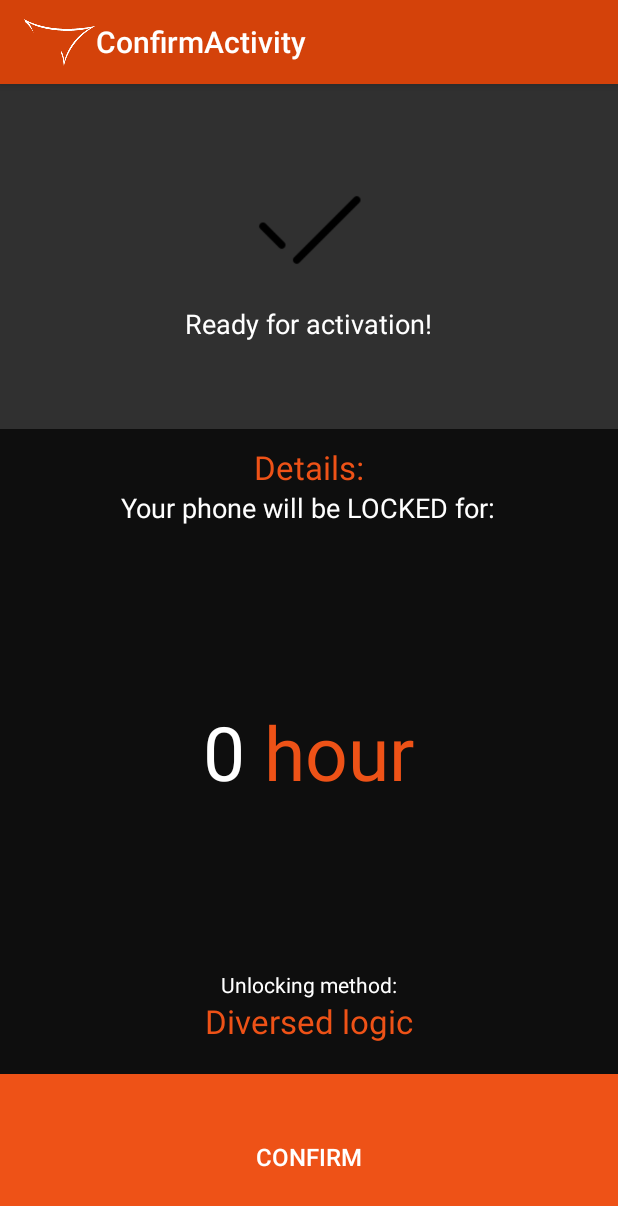
After one commit to sinystr/Drunkmaster, an Android app: the ConfirmActivity screen opened directly, with no data from a screen before it, on a phone screen of 412 x 824 dp. The commit adds this screen. Shown: the top 1206 px of the screen. Run offline under Robolectric (Android 15) with nearby library versions, the phone set to English and light mode, and no system bars.

Commit message:
Ready Confirm Screen

```diff
--- a/app/src/main/AndroidManifest.xml
+++ b/app/src/main/AndroidManifest.xml
@@ -29,6 +29,10 @@
             android:name=".TimeActivity"
             android:label="@string/title_activity_time" >
         </activity>
+        <activity
+            android:name=".ConfirmActivity"
+            android:label="@string/title_activity_confirm" >
+        </activity>
     </application>
 
 </manifest>
--- /dev/null
+++ b/app/src/main/java/bg/stoykov/drunk/drunkmaster/ConfirmActivity.java
@@ -0,0 +1,54 @@
+package bg.stoykov.drunk.drunkmaster;
+
+import android.content.SharedPreferences;
+import android.os.Bundle;
+import android.text.Html;
+import android.view.View;
+import android.widget.Button;
+import android.widget.TextView;
+import android.widget.Toast;
+
+
+public class ConfirmActivity extends DrunkenMasterActionBarActivity implements View.OnClickListener {
+
+    @Override
+    protected void onCreate(Bundle savedInstanceState) {
+        super.onCreate(savedInstanceState);
+        setContentView(R.layout.activity_confirm);
+
+        setupHoursConfirmText();
+        setupButtonListener();
+    }
+
+    protected int getHours(){
+         SharedPreferences pref = getSharedPreferences("Lock_info", 0);
+         return pref.getInt("hours", 0);
+
+
+    }
+
+    protected String getHoursWord(){
+        if(getHours() > 1){
+            return "hours";
+        }
+
+        return "hour";
+    }
+
+    protected void setupHoursConfirmText(){
+        TextView tv = (TextView)findViewById(R.id.tvConfirmActivityNHours);
+        String text = "<font color=#ffffff>" + getHours() + "</font> <font color=#ee5217>"+ getHoursWord() +"</font>";
+        tv.setText(Html.fromHtml(text));
+    }
+
+    protected void setupButtonListener(){
+        Button confirm = (Button)findViewById(R.id.btnConfirmActivityConfirm);
+        confirm.setOnClickListener(this);
+    }
+
+    @Override
+    public void onClick(View v) {
+        Toast selectApps = Toast.makeText(ConfirmActivity.this, "Confirmed!!", Toast.LENGTH_SHORT);
+        selectApps.show();
+    }
+}
--- /dev/null
+++ b/app/src/main/res/layout/activity_confirm.xml
@@ -0,0 +1,117 @@
+<LinearLayout xmlns:android="http://schemas.android.com/apk/res/android"
+    xmlns:tools="http://schemas.android.com/tools" android:layout_width="match_parent"
+    android:layout_height="match_parent"
+    android:orientation="vertical"
+    android:weightSum="5"
+    tools:context="bg.stoykov.drunk.drunkmaster.ConfirmActivity">
+
+    <RelativeLayout
+        android:layout_height="0dp"
+        android:layout_width="fill_parent"
+        android:layout_weight="1.5"
+        style="@style/greyTopLabel"
+        android:id="@+id/rlAppsActivityTopLabel">
+
+
+        <LinearLayout
+            android:orientation="vertical"
+            android:layout_width="wrap_content"
+            android:layout_height="wrap_content"
+            android:layout_centerVertical="true"
+            android:layout_centerHorizontal="true">
+
+
+            <ImageView
+                android:layout_width="80dp"
+                android:layout_height="80dp"
+                android:id="@+id/imageView2"
+                android:src="@drawable/confirmed"
+                android:layout_marginBottom="10dp"
+                android:layout_above="@+id/tvAppsActivityTopLabelText"
+                android:layout_centerHorizontal="true"
+                android:layout_gravity="center_horizontal" />
+
+            <TextView android:text="@string/confirm_label" android:layout_width="wrap_content"
+                android:layout_height="wrap_content"
+                android:id="@+id/tvAppsActivityTopLabelText"
+                style="@style/greyTopLabelText"/>
+
+        </LinearLayout>
+    </RelativeLayout>
+
+    <RelativeLayout
+        android:layout_width="match_parent"
+        android:layout_height="0dp"
+        android:id="@+id/llConfirmActivityMiddleContainer"
+        android:background="@color/dark_grey"
+        android:padding="5dp"
+        android:layout_weight="2.8"
+        >
+
+
+            <TextView
+                android:layout_width="wrap_content"
+                android:layout_height="wrap_content"
+                android:text="hours"
+                android:textSize="50sp"
+                android:id="@+id/tvConfirmActivityNHours"
+                android:layout_gravity="center_vertical"
+                android:layout_centerVertical="true"
+                android:layout_centerHorizontal="true" />
+
+
+            <TextView
+                android:layout_width="wrap_content"
+                android:layout_height="wrap_content"
+                android:text="Details:"
+                android:textSize="22sp"
+                android:layout_marginTop="5dp"
+                android:textColor="@color/light_orange"
+                android:id="@+id/textsView"
+                android:layout_gravity="center_horizontal"
+                android:layout_alignParentTop="true"
+                android:layout_centerHorizontal="true" />
+
+        <TextView
+            android:layout_width="wrap_content"
+            android:layout_height="wrap_content"
+            android:textAppearance="?android:attr/textAppearanceMedium"
+            android:textColor="@color/white"
+            android:text="@string/telephone_will_be_locked"
+            android:id="@+id/textView2"
+            android:layout_below="@+id/textsView"
+            android:layout_centerHorizontal="true" />
+
+        <TextView
+            android:layout_width="wrap_content"
+            android:layout_height="wrap_content"
+            android:textSize="22sp"
+            android:layout_marginBottom="15dp"
+            android:text="@string/unlocking_method"
+            android:id="@+id/tvConfirmActivityUnlockingMethodValue"
+            android:textColor="@color/light_orange"
+            android:layout_alignParentBottom="true"
+            android:layout_centerHorizontal="true" />
+
+        <TextView
+            android:layout_width="wrap_content"
+            android:layout_height="wrap_content"
+            android:text="@string/unlocking_method_label"
+            android:textColor="@color/white"
+            android:id="@+id/tvConfirmActivityUnlockingMethod"
+            android:layout_above="@+id/tvConfirmActivityUnlockingMethodValue"
+            android:layout_centerHorizontal="true" />
+
+
+    </RelativeLayout>
+
+
+    <Button
+        android:layout_width="fill_parent"
+        android:layout_height="0dp"
+        android:layout_weight="0.72"
+        style="@style/orangeButton"
+        android:text="@string/confirm_button"
+        android:id="@+id/btnConfirmActivityConfirm" />
+
+</LinearLayout>
--- a/app/src/main/res/layout/activity_home.xml
+++ b/app/src/main/res/layout/activity_home.xml
@@ -11,7 +11,7 @@
         android:layout_width="wrap_content"
         android:layout_height="wrap_content"
         android:src="@drawable/vomit"
-        android:id="@+id/ivHomeActivityVommit"
+        android:id="@+id/ivHomeActivityStickmanVommiting"
         android:layout_gravity="center_horizontal"
         android:layout_alignParentTop="true"
         android:layout_centerHorizontal="true"
@@ -37,6 +37,7 @@
         android:layout_marginBottom="20dp"
         android:id="@+id/tvHomeActivitySlogan"
         style="@style/orangeText"
+        android:textColor="@color/light_grey"
         android:layout_above="@+id/btnHomeActivityLock"
         android:layout_centerHorizontal="true" />
 
--- a/app/src/main/res/layout/app_item.xml
+++ b/app/src/main/res/layout/app_item.xml
@@ -39,6 +39,8 @@
             <CheckBox
                 android:layout_width="25dp"
                 android:layout_height="25dp"
+                android:layout_marginEnd="20dp"
+                android:layout_marginRight="20dp"
                 android:button="@android:color/transparent"
                 android:background="@drawable/radio"
                 android:id="@+id/cbAppItem"
--- a/app/src/main/res/values/dimens.xml
+++ b/app/src/main/res/values/dimens.xml
@@ -3,6 +3,9 @@
     <!-- Default screen margins, per the Android Design guidelines. -->
     <dimen name="activity_horizontal_margin">16dp</dimen>
     <dimen name="activity_vertical_margin">16dp</dimen>
+
+
+    <dimen name="device_padding">16dp</dimen>
 
     <dimen name="margin_medium">16dp</dimen>
     <dimen name="image_size">50dp</dimen>
--- a/app/src/main/res/values/strings.xml
+++ b/app/src/main/res/values/strings.xml
@@ -7,11 +7,19 @@
     <string name="title_activity_home">HomeActivity</string>
     <string name="application_title">Drunkmaster</string>
     <string name="lock">LOCK THE DEVICE</string>
-    <string name="slogan">Because one beer aint enough</string>
+    <string name="slogan">Because one beer ain\' enough</string>
     <string name="title_activity_apps">Applications</string>
     <string name="Apps_label">Choose Applications to be blocked</string>
     <string name="next_step">Next step</string>
     <string name="image"></string>
-    <string name="title_activity_time">TimeActivity</string>
+    <string name="title_activity_time">Choose block time</string>
+    <string name="time_label">Apps will be blocked for:</string>
+    <string name="title_activity_confirm">ConfirmActivity</string>
+    <string name="confirm_label">Ready for activation!</string>
+    <string name="confirm_button">Confirm</string>
+    <string name="telephone_will_be_locked">Your phone will be LOCKED for:</string>
+    <string name="hours">hour/s</string>
+    <string name="unlocking_method">Diversed logic</string>
+    <string name="unlocking_method_label">Unlocking method:</string>
 
 </resources>
```
Also changed, not shown: app/src/main/java/bg/stoykov/drunk/drunkmaster/AppsActivity.java (+65 -27 lines), app/src/main/java/bg/stoykov/drunk/drunkmaster/HomeActivity.java (+11 -4 lines), app/src/main/java/bg/stoykov/drunk/drunkmaster/InputFilterMinMax.java (added, +32 -0 lines), app/src/main/java/bg/stoykov/drunk/drunkmaster/TimeActivity.java (+58 -1 lines), app/src/main/res/layout/activity_time.xml (+88 -9 lines), app/src/main/res/menu/menu_confirm.xml (added, +7 -0 lines), app/src/main/res/drawable-hdpi/drunkmastertheme_textfield_activated_holo_dark.9.png (added), app/src/main/res/drawable-hdpi/drunkmastertheme_textfield_default_holo_dark.9.png (added), app/src/main/res/drawable-hdpi/drunkmastertheme_textfield_disabled_focused_holo_dark.9.png (added), app/src/main/res/drawable-hdpi/drunkmastertheme_textfield_disabled_holo_dark.9.png (added), app/src/main/res/drawable-hdpi/drunkmastertheme_textfield_focused_holo_dark.9.png (added), app/src/main/res/drawable/clock.png (added), app/src/main/res/drawable/confirmed.png (added), 1 other file.
